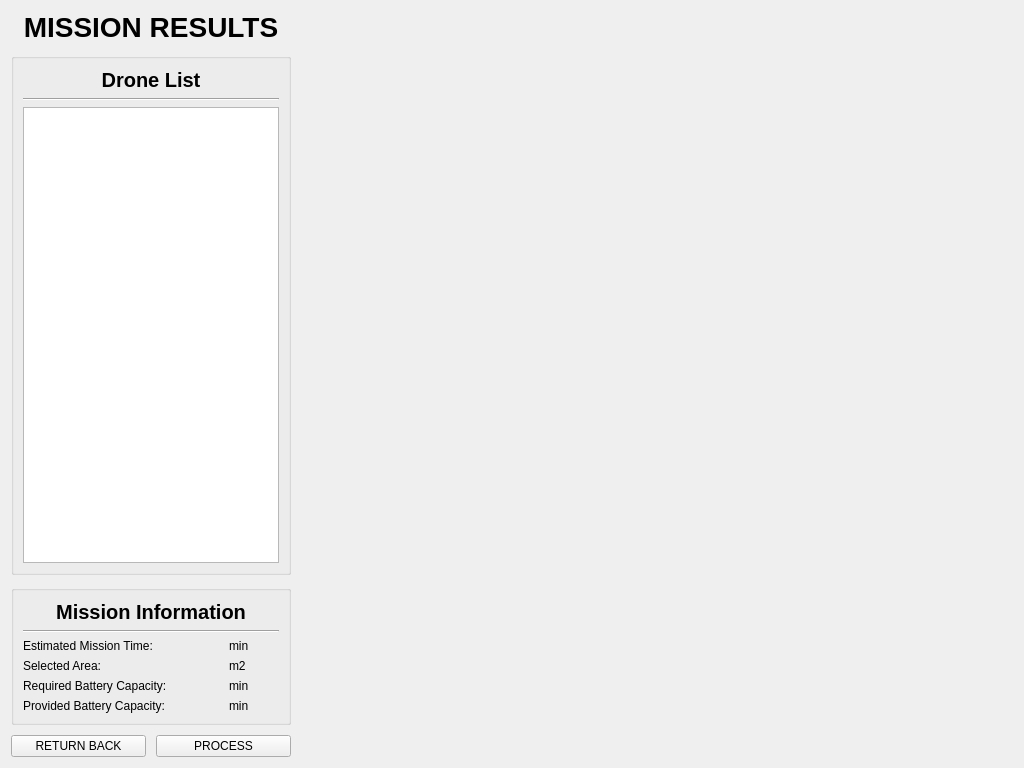
Before: the Qt Designer form UI/Postflight/post_design.ui in cmpe-DroneLab/GeoFly3D, drawn with Qt 5.
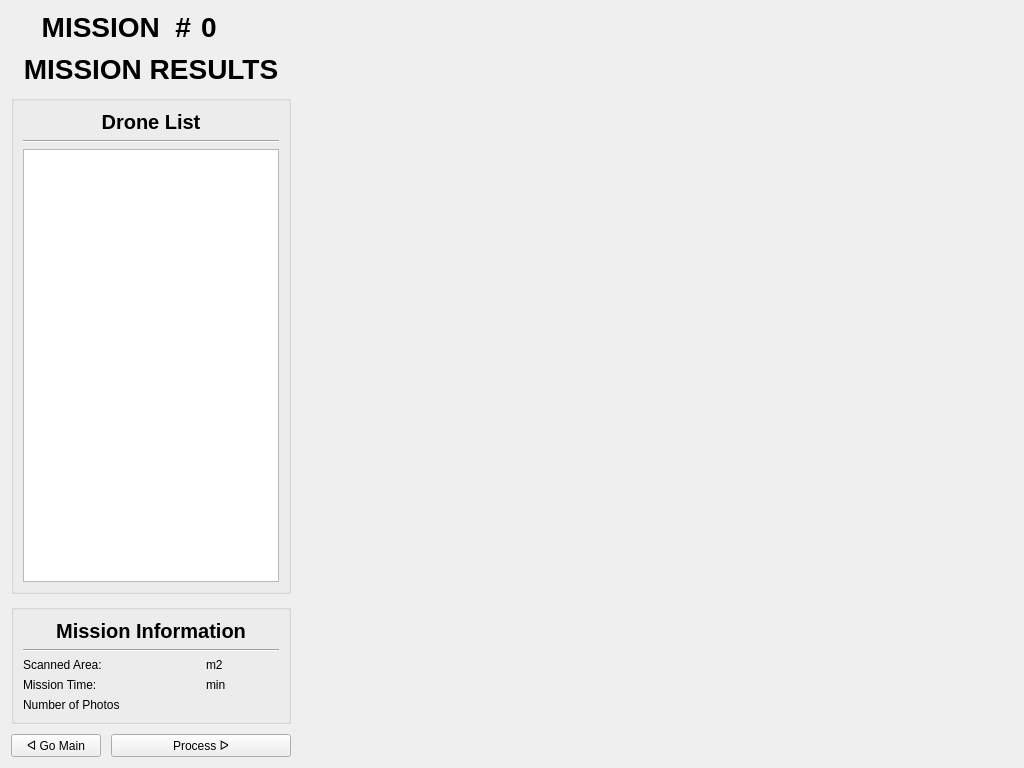
After: the same form once the commit is applied.

The edit to the form file:
```diff
--- a/UI/Postflight/post_design.ui
+++ b/UI/Postflight/post_design.ui
@@ -15,10 +15,43 @@
   </property>
   <layout class="QHBoxLayout" name="horizontalLayout_2" stretch="0,4">
    <item>
-    <layout class="QVBoxLayout" name="v_lay_left" stretch="0,0,0,0">
+    <layout class="QVBoxLayout" name="v_lay_left" stretch="0,0,0,0,0">
      <property name="spacing">
       <number>10</number>
      </property>
+     <item>
+      <layout class="QGridLayout" name="g_lay_mission_header">
+       <item row="0" column="2">
+        <widget class="QLabel" name="id_label">
+         <property name="font">
+          <font>
+           <pointsize>21</pointsize>
+           <bold>true</bold>
+          </font>
+         </property>
+         <property name="text">
+          <string>0</string>
+         </property>
+        </widget>
+       </item>
+       <item row="0" column="0" colspan="2">
+        <widget class="QLabel" name="label_header">
+         <property name="font">
+          <font>
+           <pointsize>21</pointsize>
+           <bold>true</bold>
+          </font>
+         </property>
+         <property name="text">
+          <string>MISSION  #</string>
+         </property>
+         <property name="alignment">
+          <set>Qt::AlignRight|Qt::AlignTrailing|Qt::AlignVCenter</set>
+         </property>
+        </widget>
+       </item>
+      </layout>
+     </item>
      <item>
       <widget class="QLabel" name="label_header">
        <property name="font">
@@ -82,66 +115,10 @@
         <string/>
        </property>
        <layout class="QGridLayout" name="gridLayout">
-        <item row="4" column="1">
-         <widget class="QLabel" name="selected_area_value">
-          <property name="text">
-           <string/>
-          </property>
-         </widget>
-        </item>
-        <item row="5" column="1">
-         <widget class="QLabel" name="batt_required_value">
-          <property name="text">
-           <string/>
-          </property>
-         </widget>
-        </item>
-        <item row="6" column="1">
-         <widget class="QLabel" name="batt_provided_value">
-          <property name="text">
-           <string/>
-          </property>
-         </widget>
-        </item>
-        <item row="5" column="0">
-         <widget class="QLabel" name="batt_required_label">
-          <property name="text">
-           <string>Required Battery Capacity:</string>
-          </property>
-         </widget>
-        </item>
-        <item row="4" column="0">
-         <widget class="QLabel" name="selected_area_label">
-          <property name="text">
-           <string>Selected Area:</string>
-          </property>
-         </widget>
-        </item>
-        <item row="2" column="1">
-         <widget class="QLabel" name="mission_time_value">
-          <property name="text">
-           <string/>
-          </property>
-         </widget>
-        </item>
-        <item row="6" column="0">
-         <widget class="QLabel" name="batt_provided_label">
-          <property name="text">
-           <string>Provided Battery Capacity:</string>
-          </property>
-         </widget>
-        </item>
-        <item row="2" column="0">
-         <widget class="QLabel" name="mission_time_label">
-          <property name="text">
-           <string>Estimated Mission Time:</string>
-          </property>
-         </widget>
-        </item>
         <item row="2" column="2">
-         <widget class="QLabel" name="mission_time_unit">
+         <widget class="QLabel" name="scanned_area_unit">
           <property name="text">
-           <string>min</string>
+           <string>m2</string>
           </property>
          </widget>
         </item>
@@ -168,43 +145,71 @@
           </property>
          </widget>
         </item>
-        <item row="4" column="2">
-         <widget class="QLabel" name="selected_area_unit">
+        <item row="2" column="1">
+         <widget class="QLabel" name="scanned_area_value">
           <property name="text">
-           <string>m2</string>
+           <string/>
           </property>
          </widget>
         </item>
-        <item row="5" column="2">
-         <widget class="QLabel" name="batt_required_unit">
+        <item row="2" column="0">
+         <widget class="QLabel" name="scanned_area_label">
           <property name="text">
-           <string>min</string>
+           <string>Scanned Area:</string>
           </property>
          </widget>
         </item>
-        <item row="6" column="2">
-         <widget class="QLabel" name="batt_provided_unit">
+        <item row="5" column="0">
+         <widget class="QLabel" name="batt_required_label">
           <property name="text">
+           <string>Number of Photos</string>
+          </property>
+         </widget>
+        </item>
+        <item row="5" column="1">
+         <widget class="QLabel" name="batt_required_value">
+          <property name="text">
+           <string/>
+          </property>
+         </widget>
+        </item>
+        <item row="3" column="2">
+         <widget class="QLabel" name="mission_time_unit">
+          <property name="text">
            <string>min</string>
           </property>
          </widget>
         </item>
+        <item row="3" column="0">
+         <widget class="QLabel" name="mission_time_label">
+          <property name="text">
+           <string>Mission Time:</string>
+          </property>
+         </widget>
+        </item>
+        <item row="3" column="1">
+         <widget class="QLabel" name="mission_time_value">
+          <property name="text">
+           <string/>
+          </property>
+         </widget>
+        </item>
        </layout>
       </widget>
      </item>
      <item>
-      <layout class="QHBoxLayout" name="horizontalLayout">
-       <item>
-        <widget class="QPushButton" name="btn_return_back">
+      <layout class="QGridLayout" name="g_lay_buttons">
+       <item row="0" column="0">
+        <widget class="QPushButton" name="btn_main">
          <property name="text">
-          <string>RETURN BACK</string>
+          <string>ᐊ Go Main</string>
          </property>
         </widget>
        </item>
-       <item>
+       <item row="0" column="1" colspan="2">
         <widget class="QPushButton" name="btn_process">
          <property name="text">
-          <string>PROCESS</string>
+          <string>Process ᐅ</string>
          </property>
         </widget>
        </item>
```
